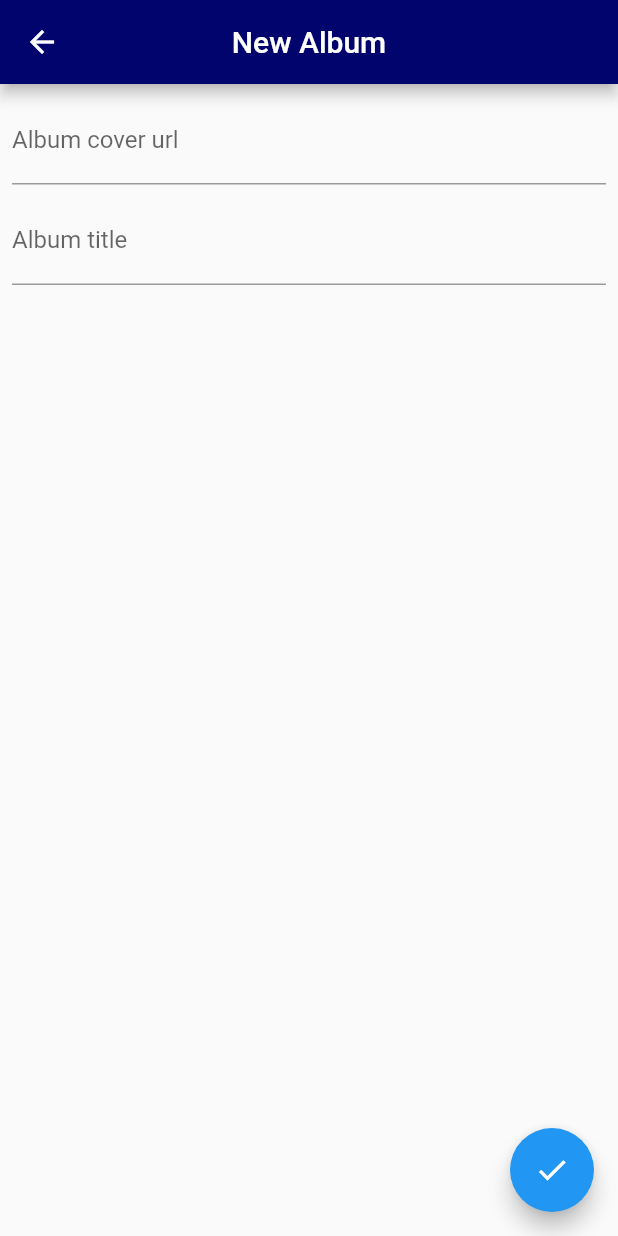
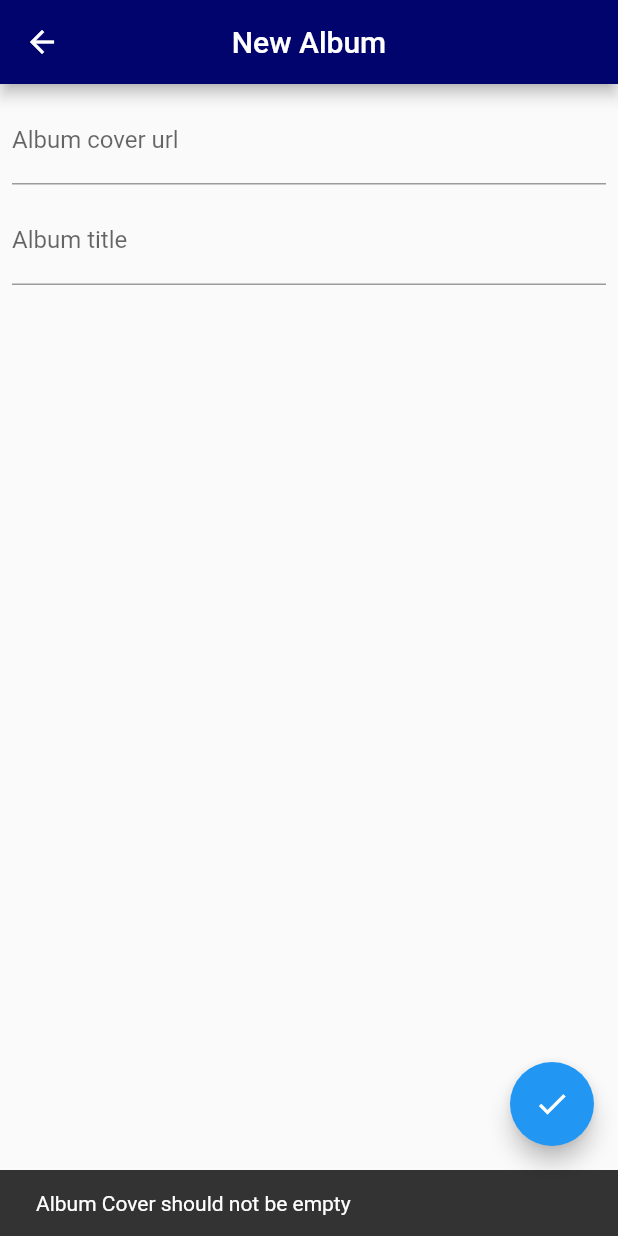
Before and after one commit to toufeeqahamedns/album_list, a Flutter app: the EditScreen screen opened directly, after a tap on the "check" icon, on a phone screen of 412 x 824 dp. Run offline on Flutter 3.47's test engine with Material 2 defaults, Android fonts, the phone set to English and light mode, and no system bars; our stand-ins replace cached_network_image; network calls fail.

Commit message:
Business Logic for adding or editing album

```diff
--- a/lib/providers/album_provider.dart
+++ b/lib/providers/album_provider.dart
@@ -26,4 +26,40 @@ class AlbumProvider with ChangeNotifier {
       notifyListeners();
     }
   }
+
+  Future<void> addOrEditAlbum(
+      Album album, String albumCover, String albumTitle) async {
+    if (albumCover.isEmpty) {
+      throw Exception("Album Cover should not be empty");
+    } else if (albumTitle.isEmpty) {
+      throw Exception("Album Title should not be empty");
+    } else {
+      try {
+        if (album != null) {
+          int albumIndexToEdit =
+              _albums.indexWhere((element) => element.id == album.id);
+          _albums[albumIndexToEdit] = Album(
+              albumId: album.id,
+              id: album.id,
+              thumbnailUrl: albumCover,
+              url: albumCover,
+              title: albumTitle);
+          notifyListeners();
+        } else {
+          var currentAlbumLenght = _albums.length;
+          _albums.insert(
+              0,
+              Album(
+                  albumId: 1,
+                  id: currentAlbumLenght + 1,
+                  thumbnailUrl: albumCover,
+                  url: albumCover,
+                  title: albumTitle));
+          notifyListeners();
+        }
+      } catch (e) {
+        throw Exception("Something went wrong!!!");
+      }
+    }
+  }
 }
--- a/lib/screens/album_list.dart
+++ b/lib/screens/album_list.dart
@@ -43,6 +43,7 @@ class AlbumList extends StatelessWidget {
                           leading: CachedNetworkImage(
                             imageUrl: albumProvider.albums[index].thumbnailUrl,
                             placeholder: (_, __) => CircularProgressIndicator(),
+                            errorWidget: (_, __, ___) => Icon(Icons.error),
                           ),
                           title: Text(albumProvider.albums[index].title),
                           onTap: () => Navigator.push(
--- a/lib/screens/details_screen.dart
+++ b/lib/screens/details_screen.dart
@@ -20,7 +20,8 @@ class DetailsScreen extends StatelessWidget {
             children: [
               CachedNetworkImage(
                 imageUrl: album.thumbnailUrl,
-                placeholder: (_, __) => CircularProgressIndicator(),
+                placeholder: (BuildContext context, String url) => CircularProgressIndicator(),
+                errorWidget: (_, __, ___) => Icon(Icons.error)
               ),
               SizedBox(
                 height: 16.0,
--- a/lib/screens/edit_screen.dart
+++ b/lib/screens/edit_screen.dart
@@ -1,5 +1,10 @@
+import 'dart:math';
+
 import 'package:album_list/models/album.dart';
+import 'package:album_list/providers/album_provider.dart';
+import 'package:album_list/screens/album_list.dart';
 import 'package:flutter/material.dart';
+import 'package:provider/provider.dart';
 
 class EditScreen extends StatefulWidget {
   final Album album;
@@ -51,8 +56,35 @@ class _EditScreenState extends State<EditScreen> {
           ],
         ),
       ),
-      floatingActionButton:
-          FloatingActionButton(child: Icon(Icons.check), onPressed: () => null),
+      floatingActionButton: Consumer(builder:
+          (BuildContext context, AlbumProvider albumProvider, Widget child) {
+        return FloatingActionButton(
+            child: Icon(Icons.check),
+            onPressed: () async {
+              await albumProvider
+                  .addOrEditAlbum(widget.album, albumCoverController.text,
+                      albumTitleController.text)
+                  .then(
+                      (_) => Navigator.push(context,
+                          MaterialPageRoute(builder: (context) => AlbumList())),
+                      onError: (e) =>
+                          Scaffold.of(context).showSnackBar(SnackBar(
+                            content: Text(e.message),
+                          )));
+
+              // try {
+              //   albumProvider.addOrEditAlbum(widget.album,
+              //       albumCoverController.text, albumTitleController.text);
+              //   Navigator.push(context,
+              //       MaterialPageRoute(builder: (context) => AlbumList()));
+              // } catch (e) {
+              //   print(e);
+              //   Scaffold.of(context).showSnackBar(SnackBar(
+              //     content: Text(e.message),
+              //   ));
+              // }
+            });
+      }),
     );
   }
 }
```
